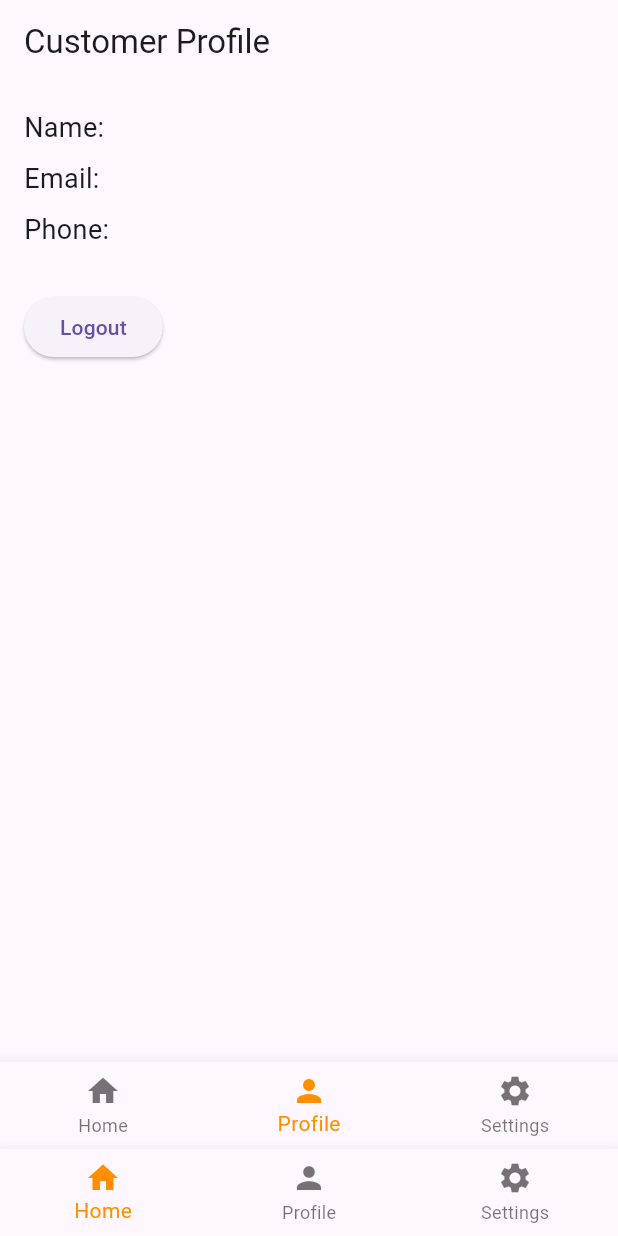
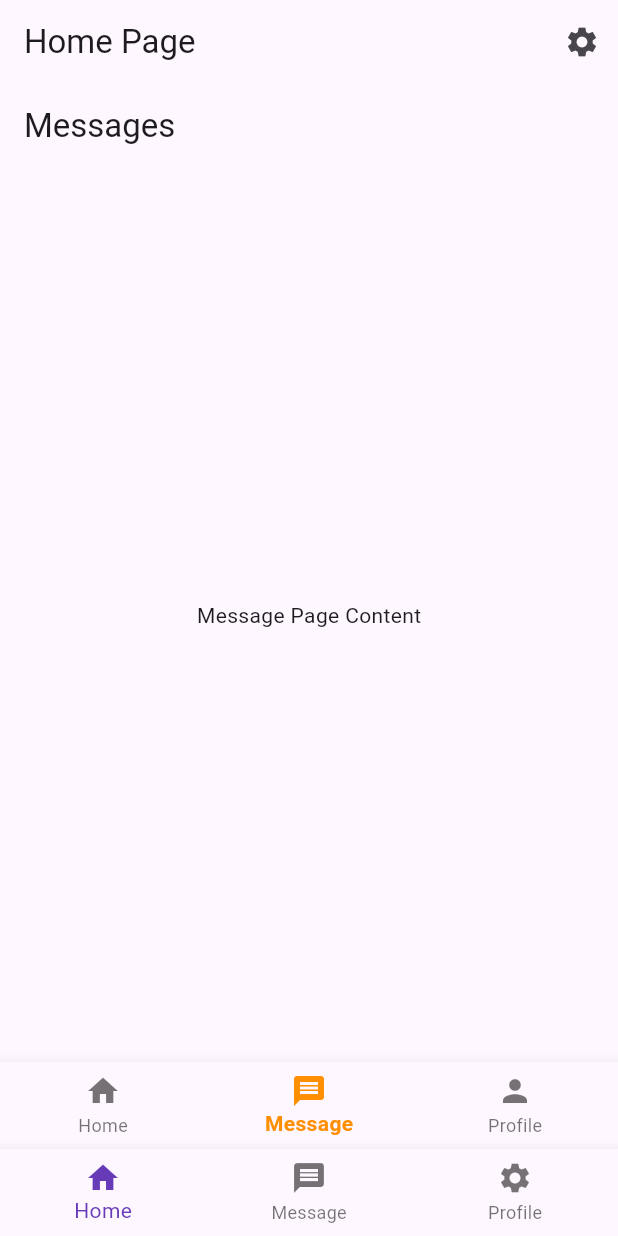
Before and after one commit to HaziqAimanFauzi/towbruh, a Flutter app: the NavBarScaffold screen opened directly with empty values, item 2 of the bottom bar chosen, on a phone screen of 412 x 824 dp. Run offline on Flutter 3.47's test engine with Material 3 defaults, Android fonts, the phone set to English and light mode, and no system bars; our stand-ins replace cloud_firestore, firebase_auth, firebase_core, google_fonts; accounts and stored records are empty; network calls fail.

Commit message:
add message page, fix navbar and all the page

```diff
--- a/lib/bottom_nav_bar.dart
+++ b/lib/bottom_nav_bar.dart
@@ -24,12 +24,12 @@ class _BottomNavBarState extends State<BottomNavBar> {
           label: 'Home',
         ),
         BottomNavigationBarItem(
-          icon: Icon(Icons.person),
-          label: 'Profile',
+          icon: Icon(Icons.message),
+          label: 'Message',
         ),
         BottomNavigationBarItem(
           icon: Icon(Icons.settings),
-          label: 'Settings',
+          label: 'Profile',
         ),
       ],
       currentIndex: widget.selectedIndex,
--- a/lib/main.dart
+++ b/lib/main.dart
@@ -1,10 +1,13 @@
 import 'package:flutter/material.dart';
+import 'package:firebase_core/firebase_core.dart';
 import 'package:towbruh/pages/home_page.dart';
 import 'package:towbruh/pages/login.dart';
 import 'package:towbruh/pages/register.dart';
 import 'auth/auth_page.dart';
 
-void main() {
+void main() async {
+  WidgetsFlutterBinding.ensureInitialized();
+  await Firebase.initializeApp();
   runApp(MyApp());
 }
 
--- a/lib/nav_bar_scaffold.dart
+++ b/lib/nav_bar_scaffold.dart
@@ -2,12 +2,12 @@ import 'package:flutter/material.dart';
 import 'package:towbruh/pages/customer_profile.dart';
 import 'package:towbruh/pages/home_page.dart';
 import 'package:towbruh/pages/settings_page.dart';
-import 'package:towbruh/pages/tow_profile.dart';
+import 'bottom_nav_bar.dart';
 
 class NavBarScaffold extends StatefulWidget {
-  final String userRole; // Add this line
+  final String userRole;
 
-  const NavBarScaffold({Key? key, required this.userRole}) : super(key: key); // Add this constructor
+  const NavBarScaffold({Key? key, required this.userRole}) : super(key: key);
 
   @override
   _NavBarScaffoldState createState() => _NavBarScaffoldState();
@@ -16,48 +16,36 @@ class NavBarScaffold extends StatefulWidget {
 class _NavBarScaffoldState extends State<NavBarScaffold> {
   int _selectedIndex = 0;
 
-  static const List<Widget> _widgetOptions = <Widget>[
-    HomePage(userRole: 'customer',),
-    // Placeholder for Profile Page, will be replaced dynamically
-    SizedBox.shrink(),
-    SettingsPage(),
-  ];
-
-  @override
-  void initState() {
-    super.initState();
-  }
-
-  void _onItemTapped(int index) {
-    setState(() {
-      _selectedIndex = index;
-    });
+  static List<Widget> _widgetOptions(String userRole) {
+    return [
+      HomePage(userRole: userRole),
+      if (userRole == 'customer') CustomerProfilePage(),
+      SettingsPage(),
+    ];
   }
 
   @override
   Widget build(BuildContext context) {
     return Scaffold(
-      body: _selectedIndex == 1
-          ? (widget.userRole == 'customer' ? CustomerProfilePage() : TowProfilePage()) // Update this line
-          : _widgetOptions.elementAt(_selectedIndex),
-      bottomNavigationBar: BottomNavigationBar(
-        items: const <BottomNavigationBarItem>[
-          BottomNavigationBarItem(
-            icon: Icon(Icons.home),
-            label: 'Home',
-          ),
-          BottomNavigationBarItem(
-            icon: Icon(Icons.person),
-            label: 'Profile',
-          ),
-          BottomNavigationBarItem(
+      appBar: AppBar(
+        title: Text('Home Page'),
+        actions: [
+          IconButton(
+            onPressed: () {
+              Navigator.pushNamed(context, '/settings');
+            },
             icon: Icon(Icons.settings),
-            label: 'Settings',
           ),
         ],
-        currentIndex: _selectedIndex,
-        selectedItemColor: Colors.amber[800],
-        onTap: _onItemTapped,
+      ),
+      body: _widgetOptions(widget.userRole).elementAt(_selectedIndex),
+      bottomNavigationBar: BottomNavBar(
+        selectedIndex: _selectedIndex,
+        onItemTapped: (index) {
+          setState(() {
+            _selectedIndex = index;
+          });
+        },
       ),
     );
   }
--- a/lib/pages/customer_profile.dart
+++ b/lib/pages/customer_profile.dart
@@ -1,7 +1,6 @@
 import 'package:flutter/material.dart';
 import 'package:firebase_auth/firebase_auth.dart';
 import 'package:cloud_firestore/cloud_firestore.dart';
-
 import '../auth/auth_page.dart';
 
 class CustomerProfilePage extends StatefulWidget {
@@ -32,6 +31,14 @@ class _CustomerProfilePageState extends State<CustomerProfilePage> {
     return Scaffold(
       appBar: AppBar(
         title: Text('Customer Profile'),
+        actions: [
+          IconButton(
+            onPressed: () {
+              Navigator.pushNamed(context, '/settings');
+            },
+            icon: Icon(Icons.settings),
+          ),
+        ],
       ),
       body: _userData == null
           ? Center(child: CircularProgressIndicator())
@@ -47,17 +54,6 @@ class _CustomerProfilePageState extends State<CustomerProfilePage> {
             Text('Phone: ${_userData['phone']}', style: TextStyle(fontSize: 18)),
             SizedBox(height: 8),
             // Profile picture can be added here
-            SizedBox(height: 20),
-            ElevatedButton(
-              onPressed: () async {
-                await FirebaseAuth.instance.signOut();
-                Navigator.pushReplacement(
-                  context,
-                  MaterialPageRoute(builder: (context) => AuthPage()),
-                );
-              },
-              child: Text('Logout'),
-            ),
           ],
         ),
       ),
--- a/lib/pages/home_page.dart
+++ b/lib/pages/home_page.dart
@@ -1,6 +1,6 @@
 import 'package:flutter/material.dart';
 import 'package:towbruh/pages/customer_profile.dart'; // Import your customer profile page
-import 'package:towbruh/pages/settings_page.dart';
+import 'package:towbruh/pages/message_page.dart'; // Import your message page
 import 'package:towbruh/pages/tow_profile.dart'; // Import your tow profile page
 
 class HomePage extends StatefulWidget {
@@ -17,14 +17,14 @@ class _HomePageState extends State<HomePage> {
 
   final List<Widget> _widgetOptionsCustomer = [
     const Text('Home Page Content'), // Replace with your home page content
+    MessagePage(), // Replace with your message page
     CustomerProfilePage(), // Replace with your customer profile page
-    const SettingsPage(),
   ];
 
   final List<Widget> _widgetOptionsTow = [
     const Text('Home Page Content'), // Replace with your home page content
+    MessagePage(), // Replace with your message page
     TowProfilePage(), // Replace with your tow profile page
-    const SettingsPage(),
   ];
 
   void _onItemTapped(int index) {
@@ -48,17 +48,21 @@ class _HomePageState extends State<HomePage> {
             label: 'Home',
           ),
           BottomNavigationBarItem(
+            icon: Icon(Icons.message),
+            label: 'Message',
+          ),
+          BottomNavigationBarItem(
             icon: Icon(Icons.person),
             label: 'Profile',
-          ),
-          BottomNavigationBarItem(
-            icon: Icon(Icons.settings),
-            label: 'Settings',
           ),
         ],
         currentIndex: _selectedIndex,
         selectedItemColor: Colors.amber[800],
         onTap: _onItemTapped,
+        selectedFontSize: 14.0,
+        unselectedFontSize: 12.0,
+        selectedLabelStyle: TextStyle(fontWeight: FontWeight.bold),
+        unselectedLabelStyle: TextStyle(fontWeight: FontWeight.normal),
       ),
     );
   }
--- /dev/null
+++ b/lib/pages/message_page.dart
@@ -0,0 +1,15 @@
+import 'package:flutter/material.dart';
+
+class MessagePage extends StatelessWidget {
+  @override
+  Widget build(BuildContext context) {
+    return Scaffold(
+      appBar: AppBar(
+        title: Text('Messages'),
+      ),
+      body: Center(
+        child: Text('Message Page Content'),
+      ),
+    );
+  }
+}
```
Also changed, not shown: lib/pages/login.dart (+3 -12 lines), lib/pages/register.dart (+29 -18 lines), lib/pages/tow_profile.dart (+10 -13 lines), pubspec.yaml (+5 -5 lines), pubspec.lock.
